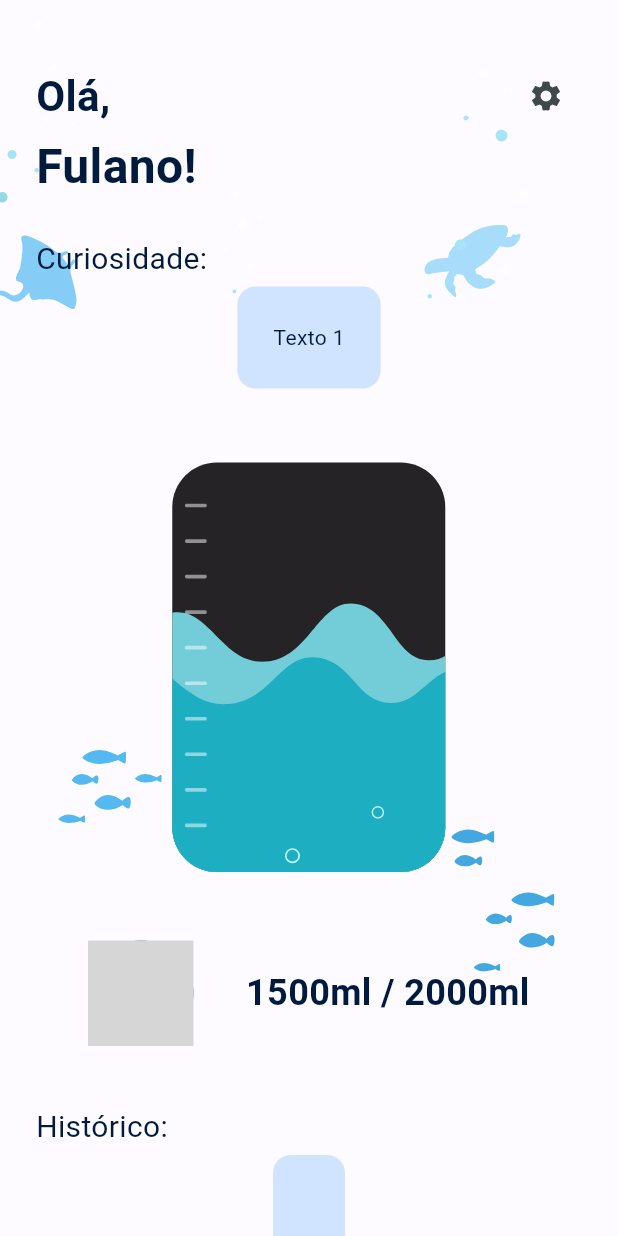
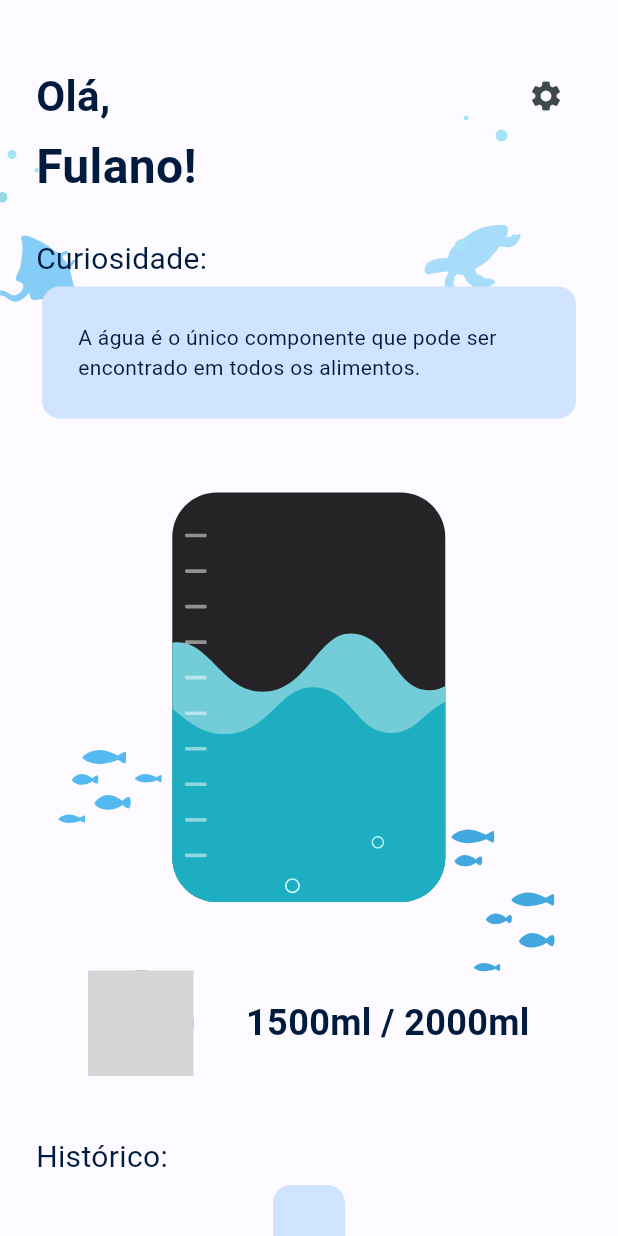
Before and after one commit to MatheusLSantos/waterapp, a Flutter app: the screen it shows after launch, on a phone screen of 412 x 824 dp. Run offline on Flutter 3.47's test engine with Material 2 defaults, Android fonts, the phone set to English and light mode, and no system bars; our stand-ins replace lottie; grey boxes are pictures that could not be loaded.

Commit message:
add list of tips

```diff
--- a/lib/components/random_tip_generator.dart
+++ b/lib/components/random_tip_generator.dart
@@ -2,11 +2,36 @@ import 'dart:math';
 
 class RandomTipGenerator {
   static List<String> _texts = [
-    'Texto 1',
-    'Texto 2',
-    'Texto 3',
-    'Texto 4',
-    'Texto 5',
+    'A água é o único composto que pode ser encontrado naturalmente nos três estados: líquido, sólido (gelo) e gasoso (vapor).',
+    'A molécula de água é única devido à sua estrutura em forma de V e às propriedades polares.',
+    'A água é o único composto natural que pode ser encontrado em todos os três estados físicos da matéria simultaneamente em temperaturas normais da Terra.',
+    'A água é um solvente universal, sendo capaz de dissolver muitas substâncias diferentes.',
+    'A água pura é uma má condutora de eletricidade, mas quando dissolventes iônicos ou outros compostos estão presentes, ela se torna condutora.',
+    'A água é essencial para a vida, e os seres humanos podem sobreviver apenas alguns dias sem consumi-la.',
+    'A água é o principal componente das células do corpo humano, representando cerca de 60% do peso corporal médio.',
+    'A água tem uma densidade máxima a 4 graus Celsius, o que significa que ela atinge sua maior densidade nessa temperatura e se expande tanto em temperaturas mais altas quanto mais baixas.',
+    'A água pode existir em estados diferentes de pureza, desde água potável até a água do mar, que contém sais e minerais.',
+    'A água cobre cerca de 71% da superfície da Terra.',
+    'A água é o único componente que pode ser encontrado em todos os alimentos.',
+    'A água tem um papel crucial na regulação da temperatura da Terra através do ciclo da água.',
+    'A água é considerada um "solvente universal" devido à sua habilidade de dissolver uma variedade de substâncias.',
+    'A cada gota de água que consumimos, estamos potencialmente ingerindo moléculas que passaram pelos rins de dinossauros, reis e rainhas ao longo da história.',
+    'A água é um dos poucos compostos na Terra que ocorre naturalmente em todos os três estados da matéria.',
+    'A quantidade total de água no planeta Terra permanece praticamente constante ao longo do tempo, graças ao ciclo da água.',
+    'Gotas de chuva não são realmente em forma de lágrima, mas tendem a ser esféricas devido à tensão superficial.',
+    'A água pode existir em um estado super-resfriado, permanecendo líquida abaixo de zero grau Celsius antes de congelar instantaneamente ao ser perturbada.',
+    'Os cientistas acreditam que a água na Terra pode ter origens extraterrestres, trazidas por cometas ou asteroides primitivos.',
+    'A água é fundamental para a fotossíntese nas plantas, processo pelo qual convertem a luz solar em energia.',
+    'A água é um dos poucos compostos que expandem ao congelar, o que é crucial para a vida aquática, pois evita que os corpos d''água congelem completamente.',
+    'A molécula de água pode existir em diferentes isótopos, como o deutério (um isótopo de hidrogênio), que é usado para rastrear movimentos e origens da água na natureza.',
+    'A água é capaz de dissolver mais substâncias do que qualquer outro líquido conhecido, desempenhando um papel vital nos processos químicos do corpo.',
+    'O Monte Everest, a montanha mais alta do mundo, tem uma quantidade significativa de água em forma de gelo e neve, contribuindo para os recursos hídricos globais.',
+    'O corpo humano perde água continuamente através da respiração, suor e urina, e é importante repor essa perda para manter a saúde.',
+    'A água é um excelente isolante térmico, o que ajuda a manter as temperaturas dos oceanos relativamente estáveis apesar das variações de temperatura na atmosfera.',
+    'A água potável não é distribuída uniformemente pelo planeta, e muitas regiões enfrentam escassez de água doce.',
+    'Em 2016, a NASA anunciou a descoberta de evidências de água líquida em Marte, aumentando a esperança de encontrar vida no planeta vermelho.',
+    'A água desempenha um papel vital na formação e no desenvolvimento de cristais, incluindo a formação de neve e flocos de gelo.',
+    'As gotas de chuva não são formadas apenas por moléculas de água; pequenas partículas, como poeira ou pólen, ajudam na nucleação das gotas.',
   ];
 
   static String getRandomTip() {
```
